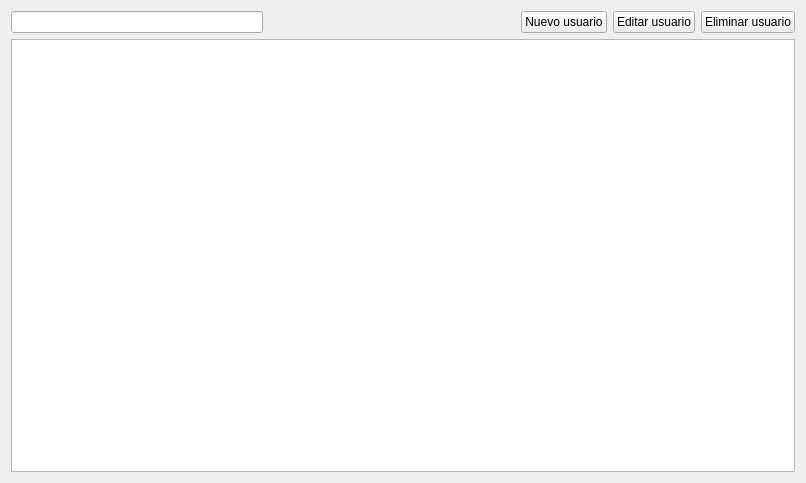
This is ToolTrack/src/pages/UsersPage.ui in ignabelitzky/asset-manager as Qt 5 draws it before an edit. The edited form follows.
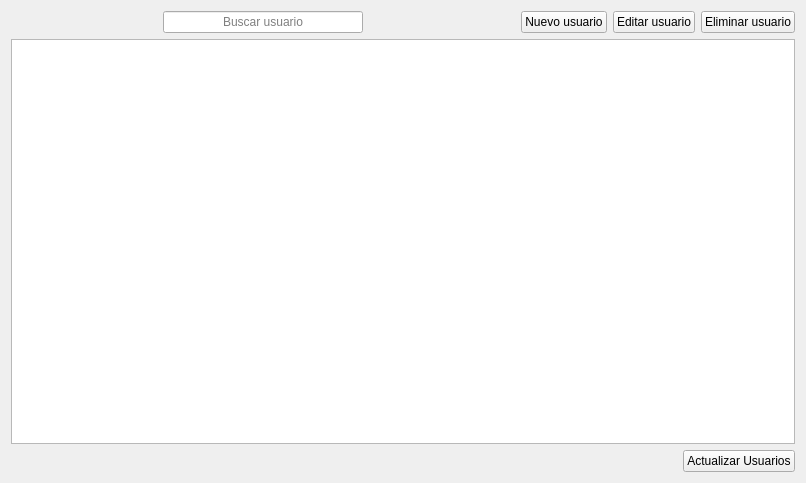
This is the edited form.

Commit message: Se finalizó con la primera implementación del CRUD para los usuarios como asi tambien la forma de mostrarlos en la tabla

The edit to the form file:
```diff
--- a/ToolTrack/src/pages/UsersPage.ui
+++ b/ToolTrack/src/pages/UsersPage.ui
@@ -17,7 +17,39 @@
    <item>
     <layout class="QHBoxLayout" name="horizontalLayout">
      <item>
-      <widget class="QLineEdit" name="searchLineEdit"/>
+      <spacer name="horizontalSpacer_3">
+       <property name="orientation">
+        <enum>Qt::Orientation::Horizontal</enum>
+       </property>
+       <property name="sizeHint" stdset="0">
+        <size>
+         <width>40</width>
+         <height>20</height>
+        </size>
+       </property>
+      </spacer>
+     </item>
+     <item>
+      <widget class="QLineEdit" name="searchLineEdit">
+       <property name="minimumSize">
+        <size>
+         <width>200</width>
+         <height>0</height>
+        </size>
+       </property>
+       <property name="text">
+        <string/>
+       </property>
+       <property name="alignment">
+        <set>Qt::AlignmentFlag::AlignCenter</set>
+       </property>
+       <property name="placeholderText">
+        <string>Buscar usuario</string>
+       </property>
+       <property name="clearButtonEnabled">
+        <bool>true</bool>
+       </property>
+      </widget>
      </item>
      <item>
       <spacer name="horizontalSpacer">
@@ -58,6 +90,33 @@
    <item>
     <widget class="QTableView" name="tableView"/>
    </item>
+   <item>
+    <layout class="QHBoxLayout" name="horizontalLayout_2">
+     <property name="topMargin">
+      <number>0</number>
+     </property>
+     <item>
+      <spacer name="horizontalSpacer_2">
+       <property name="orientation">
+        <enum>Qt::Orientation::Horizontal</enum>
+       </property>
+       <property name="sizeHint" stdset="0">
+        <size>
+         <width>40</width>
+         <height>20</height>
+        </size>
+       </property>
+      </spacer>
+     </item>
+     <item>
+      <widget class="QPushButton" name="refreshButton">
+       <property name="text">
+        <string>Actualizar Usuarios</string>
+       </property>
+      </widget>
+     </item>
+    </layout>
+   </item>
   </layout>
  </widget>
  <resources/>
```
The commit also changes 12 other files.
